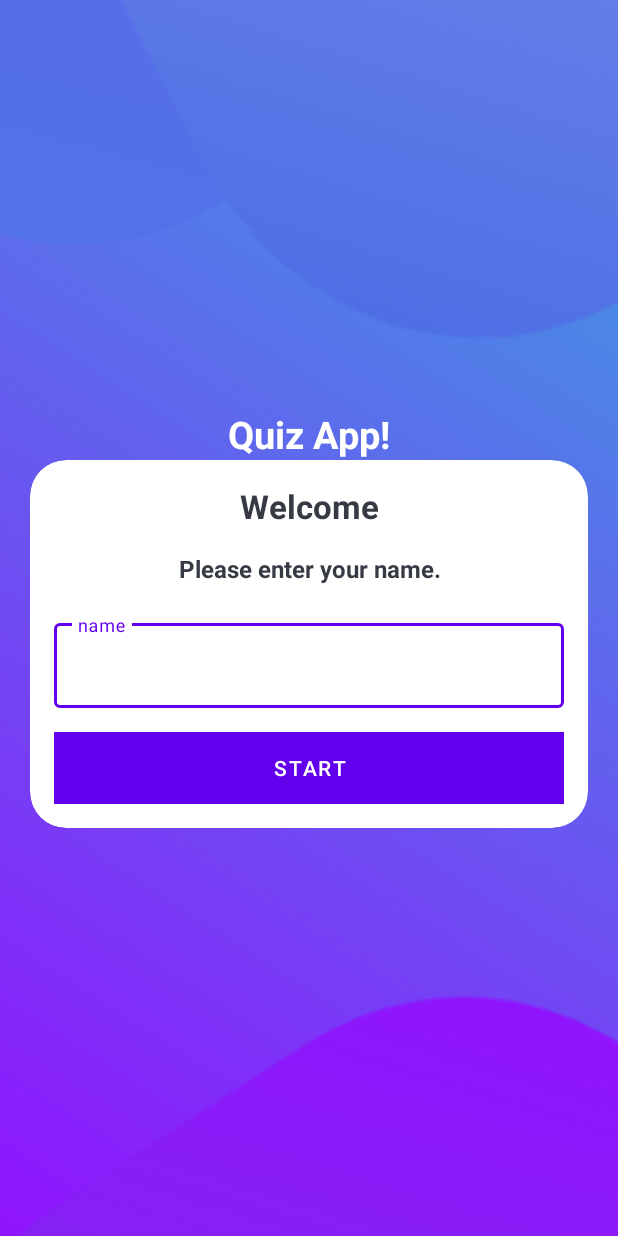
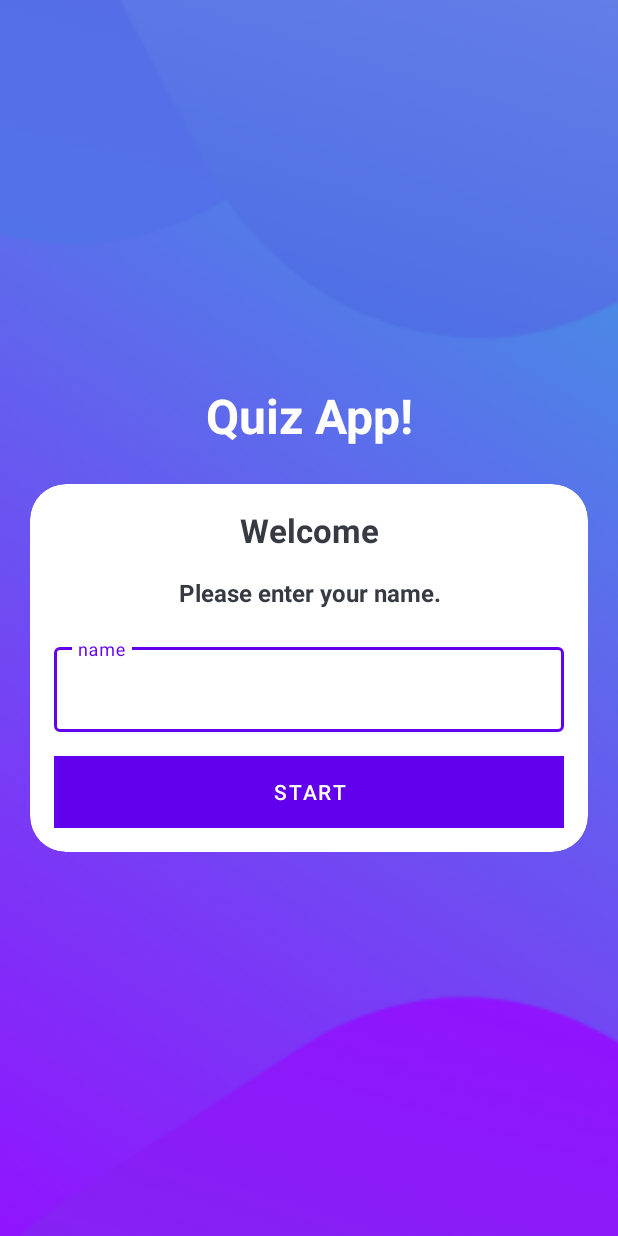
Before and after one commit to aldairdiaz11/QuizApp, an Android app: the screen it shows after launch (MainActivity), on a phone screen of 412 x 824 dp. Run offline under Robolectric (Android 15) with nearby library versions, the phone set to English and light mode, and no system bars.

```diff
--- a/app/src/main/AndroidManifest.xml
+++ b/app/src/main/AndroidManifest.xml
@@ -12,6 +12,9 @@
         android:theme="@style/Theme.QuizApp"
         tools:targetApi="31">
         <activity
+            android:name=".QuizQuestionsActivity"
+            android:exported="false" />
+        <activity
             android:name=".MainActivity"
             android:exported="true"
             android:screenOrientation="portrait">
--- a/app/src/main/java/com/adiaz/quizapp/MainActivity.kt
+++ b/app/src/main/java/com/adiaz/quizapp/MainActivity.kt
@@ -1,11 +1,32 @@
 package com.adiaz.quizapp
 
+import android.content.Intent
 import androidx.appcompat.app.AppCompatActivity
 import android.os.Bundle
+import android.widget.Button
+import android.widget.EditText
+import android.widget.Toast
 
 class MainActivity : AppCompatActivity() {
     override fun onCreate(savedInstanceState: Bundle?) {
         super.onCreate(savedInstanceState)
         setContentView(R.layout.activity_main)
+
+        val btnStart : Button = findViewById(R.id.btn_start)
+        val etName : EditText = findViewById(R.id.et_name)
+
+        btnStart.setOnClickListener {
+            if(etName.text.isEmpty()) {
+                Toast.makeText(this, "Please enter your name", Toast.LENGTH_LONG).show()
+            } else {
+                val intent = Intent(this, QuizQuestionsActivity::class.java)
+                startActivity(intent)
+                finish()
+            }
+        }
     }
+
+
+
+
 }
--- a/app/src/main/res/layout/activity_main.xml
+++ b/app/src/main/res/layout/activity_main.xml
@@ -13,10 +13,11 @@
         android:layout_width="match_parent"
         android:layout_height="wrap_content"
         android:text="@string/title"
-        android:textSize="25sp"
+        android:textSize="32sp"
         android:textStyle="bold"
         android:gravity="center"
         android:textColor="@color/white"
+        android:layout_marginBottom="24dp"
         />
 
     <com.google.android.material.card.MaterialCardView
@@ -73,6 +74,7 @@
             </com.google.android.material.textfield.TextInputLayout>
 
             <Button
+                android:id="@+id/btn_start"
                 android:layout_width="match_parent"
                 android:layout_height="wrap_content"
                 android:layout_marginTop="16dp"
--- a/app/src/main/res/values-night/themes.xml
+++ b/app/src/main/res/values-night/themes.xml
@@ -12,5 +12,6 @@
         <!-- Status bar color. -->
         <item name="android:statusBarColor">?attr/colorPrimaryVariant</item>
         <!-- Customize your theme here. -->
+        <item name="android:windowFullscreen">true</item>
     </style>
 </resources>
```
Also changed, not shown: app/src/main/java/com/adiaz/quizapp/Constants.kt (added, +16 -0 lines), app/src/main/java/com/adiaz/quizapp/Question.kt (added, +11 -0 lines), app/src/main/java/com/adiaz/quizapp/QuizQuestionsActivity.kt (added, +11 -0 lines), app/src/main/res/layout/activity_quiz_questions.xml (added, +9 -0 lines), app/src/main/res/drawable/ic_flag_of_argentina.png (added), app/src/main/res/drawable/ic_flag_of_australia.png (added), app/src/main/res/drawable/ic_flag_of_belgium.png (added), app/src/main/res/drawable/ic_flag_of_brazil.png (added), app/src/main/res/drawable/ic_flag_of_denmark.png (added), app/src/main/res/drawable/ic_flag_of_fiji.png (added), app/src/main/res/drawable/ic_flag_of_germany.png (added), app/src/main/res/drawable/ic_flag_of_india.png (added), app/src/main/res/drawable/ic_flag_of_kuwait.png (added), app/src/main/res/drawable/ic_flag_of_new_zealand.png (added).
